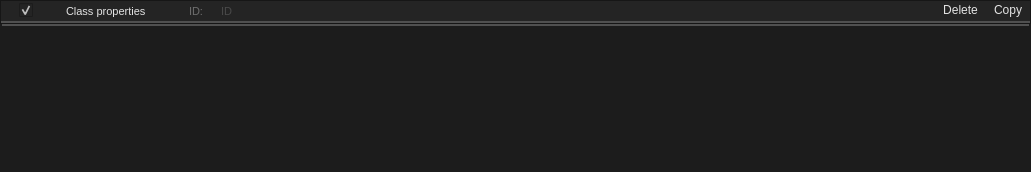
Old version of the form src/editors/smartprop_editor/property_frame.ui in the repository dertwist/Hammer5Tools.
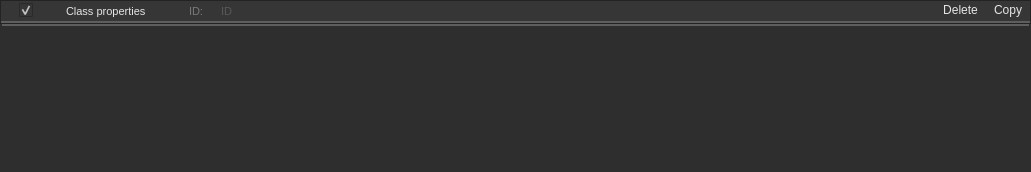
New version of the form. Icons and pictures are not drawn.

What changed in the file:
```diff
--- a/src/editors/smartprop_editor/property_frame.ui
+++ b/src/editors/smartprop_editor/property_frame.ui
@@ -14,7 +14,7 @@
    <string>Form</string>
   </property>
   <property name="styleSheet">
-   <string notr="true">background-color: #1C1C1C;</string>
+   <string notr="true">background-color: #2e2e2e;</string>
   </property>
   <layout class="QVBoxLayout" name="verticalLayout">
    <property name="spacing">
@@ -68,13 +68,13 @@
          <string notr="true">image: url(:/icons/more_vert.png);
 padding-left: 3px;
 padding-right: 3px;
-    border: 2px solid #CCCCCC;
+    border: 2px solid #d0d0d0;
 	border-top: 0px;
 	border-left: 0px;
 	border-right: 0px;
-    border-color: rgba(80, 80, 80, 255);
+    border-color: rgba(94, 94, 94, 255);
     border-radius: 0px;
-background-color: #242424;</string>
+background-color: #363636;</string>
         </property>
         <property name="text">
          <string/>
@@ -106,12 +106,12 @@
     font: 700 10pt &quot;Segoe UI&quot;;
     border: 2px solid black;
     border-radius: 0px;
-    border-color: rgba(80, 80, 80, 255);
+    border-color: rgba(94, 94, 94, 255);
     height:14px;
     padding-top: 2px;
     padding-bottom:4px;
-    color: #E3E3E3;
-background-color: #242424;
+    color: #e5e5e5;
+background-color: #363636;
     padding-left: 4px;
 }
 QCheckBox:hover {
@@ -190,13 +190,13 @@
             <string notr="true">QToolButton {
     border: 2px solid black;
     border-radius: 0px;
-    border-color: rgba(80, 80, 80, 255);
+    border-color: rgba(94, 94, 94, 255);
 border-left: None;
 border-top: None;
 border-right: None;
     padding: 2px;
-    color: #E3E3E3;
-    background-color: #242424;
+    color: #e5e5e5;
+    background-color: #363636;
 height:16px;
 width:16px;
 }
@@ -235,11 +235,11 @@
     border-top: 0px;
     border-left: 0px;
     border-right: 0px;
-    border-bottom: 2px solid rgba(80, 80, 80, 255);
+    border-bottom: 2px solid rgba(94, 94, 94, 255);
     border-radius: 0px;
     padding: 2px;
-    color: #E3E3E3;
-    background-color: #242424;
+    color: #e5e5e5;
+    background-color: #363636;
 }
 
 QLineEdit:focus {
@@ -247,7 +247,7 @@
 }
 
 QLineEdit::selection {
-    background-color: #414956;
+    background-color: #515965;
     color: white;
 }</string>
            </property>
@@ -286,11 +286,11 @@
     border-top: 0px;
     border-left: 0px;
     border-right: 0px;
-    border-bottom: 2px solid rgba(80, 80, 80, 255);
+    border-bottom: 2px solid rgba(94, 94, 94, 255);
     border-radius: 0px;
     padding: 2px;
-    color: #6D6D6D;
-    background-color: #242424;
+    color: #797979;
+    background-color: #363636;
 }
 
 QLineEdit:focus {
@@ -298,7 +298,7 @@
 }
 
 QLineEdit::selection {
-    background-color: #414956;
+    background-color: #515965;
     color: white;
 }</string>
            </property>
@@ -334,11 +334,11 @@
     border-top: 0px;
     border-left: 0px;
     border-right: 0px;
-    border-bottom: 2px solid rgba(80, 80, 80, 255);
+    border-bottom: 2px solid rgba(94, 94, 94, 255);
     border-radius: 0px;
     padding: 2px;
-    color: #6D6D6D;
-    background-color: #242424;
+    color: #797979;
+    background-color: #363636;
 }
 
 QLineEdit:focus {
@@ -346,7 +346,7 @@
 }
 
 QLineEdit::selection {
-    background-color: #414956;
+    background-color: #515965;
     color: white;
 }</string>
            </property>
@@ -391,11 +391,11 @@
     border-top: 0px;
     border-left: 0px;
     border-right: 0px;
-    border-bottom: 2px solid rgba(80, 80, 80, 255);
+    border-bottom: 2px solid rgba(94, 94, 94, 255);
     border-radius: 0px;
     padding: 2px;
-    color: #E3E3E3;
-    background-color: #242424;
+    color: #e5e5e5;
+    background-color: #363636;
 }
 
 QLineEdit:focus {
@@ -403,7 +403,7 @@
 }
 
 QLineEdit::selection {
-    background-color: #414956;
+    background-color: #515965;
     color: white;
 }</string>
         </property>
@@ -429,17 +429,17 @@
     font: 580 8pt &quot;Segoe UI&quot;;
     border: 2px solid black;
     border-radius: 0px;
-    border-color: rgba(80, 80, 80, 255);
+    border-color: rgba(94, 94, 94, 255);
 	border-top:0px;
 border-left:0px;
 border-right:0px;
     height:14px;
     padding-top: 2px;
     padding-bottom:4px;
-	background-color: #242424;
+	background-color: #363636;
     padding-left: 8px;
 	padding-right: 8px;
-	color: #E3E3E3;
+	color: #e5e5e5;
 }
 
 QPushButton:hover {
@@ -482,17 +482,17 @@
     font: 580 8pt &quot;Segoe UI&quot;;
     border: 2px solid black;
     border-radius: 0px;
-    border-color: rgba(80, 80, 80, 255);
+    border-color: rgba(94, 94, 94, 255);
 	border-top:0px;
 border-left:0px;
 border-right:0px;
     height:14px;
     padding-top: 2px;
     padding-bottom:4px;
-	background-color: #242424;
+	background-color: #363636;
     padding-left: 8px;
 	padding-right: 8px;
-	color: #E3E3E3;
+	color: #e5e5e5;
 }
 
 QPushButton:hover {
@@ -537,7 +537,7 @@
     font-size: 8pt;
     font-family: &quot;Segoe UI&quot;;
     border: 0px;
-	border-top: 2px solid rgba(80, 80, 80, 255);
+	border-top: 2px solid rgba(94, 94, 94, 255);
     border-radius: 0px;
 	margin-left: 2px;
 margin-right: 2px;
@@ -548,7 +548,7 @@
 }
 
 QFrame::selection {
-    background-color: #414956;
+    background-color: #515965;
     color: white;
 }</string>
      </property>
```
Left out of the diff: 30 changed lines with no effect on the pictures.
